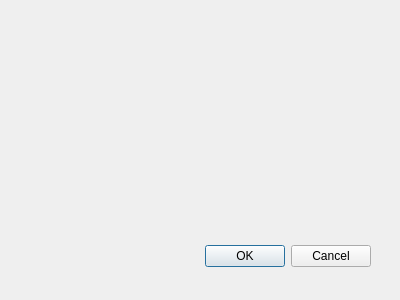
Qt form tools/i6engine-editor/gui/dialogConfig.ui (ClockworkOrigins/i6engine) before a commit.
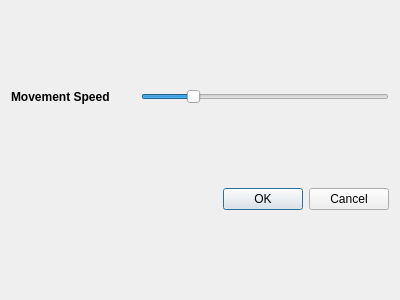
The same form after that commit.

Commit message: ISIXE-1624 added possibility to change movement speed

The edit to the form file:
```diff
--- a/tools/i6engine-editor/gui/dialogConfig.ui
+++ b/tools/i6engine-editor/gui/dialogConfig.ui
@@ -15,15 +15,45 @@
   <property name="windowTitle">
    <string>Dialog</string>
   </property>
+  <layout class="QGridLayout" name="gridLayout_2">
+   <item row="0" column="0">
+    <layout class="QGridLayout" name="gridLayout" columnstretch="1,2">
+     <item row="0" column="0">
+      <widget class="QLabel" name="movementSpeedLabel">
+       <property name="font">
+        <font>
+         <weight>75</weight>
+         <bold>true</bold>
+        </font>
+       </property>
+       <property name="text">
+        <string>Movement Speed</string>
+       </property>
+      </widget>
+     </item>
+     <item row="0" column="1">
+      <widget class="QSlider" name="movementSpeedSlider">
+       <property name="minimum">
+        <number>1</number>
+       </property>
+       <property name="maximum">
+        <number>100</number>
+       </property>
+       <property name="value">
+        <number>20</number>
+       </property>
+       <property name="orientation">
+        <enum>Qt::Horizontal</enum>
+       </property>
+       <property name="invertedAppearance">
+        <bool>false</bool>
+       </property>
+      </widget>
+     </item>
+    </layout>
+   </item>
+   <item row="1" column="0">
   <widget class="QDialogButtonBox" name="buttonBox">
-   <property name="geometry">
-    <rect>
-     <x>30</x>
-     <y>240</y>
-     <width>341</width>
-     <height>32</height>
-    </rect>
-   </property>
    <property name="orientation">
     <enum>Qt::Horizontal</enum>
    </property>
@@ -31,6 +61,8 @@
     <set>QDialogButtonBox::Cancel|QDialogButtonBox::Ok</set>
    </property>
   </widget>
+   </item>
+  </layout>
  </widget>
  <pixmapfunction/>
  <resources/>
```
Left out of the diff: 5 changed lines with no effect on the pictures. Lines whose indentation alone changed are shown as unchanged. The commit also changes 5 other files.
